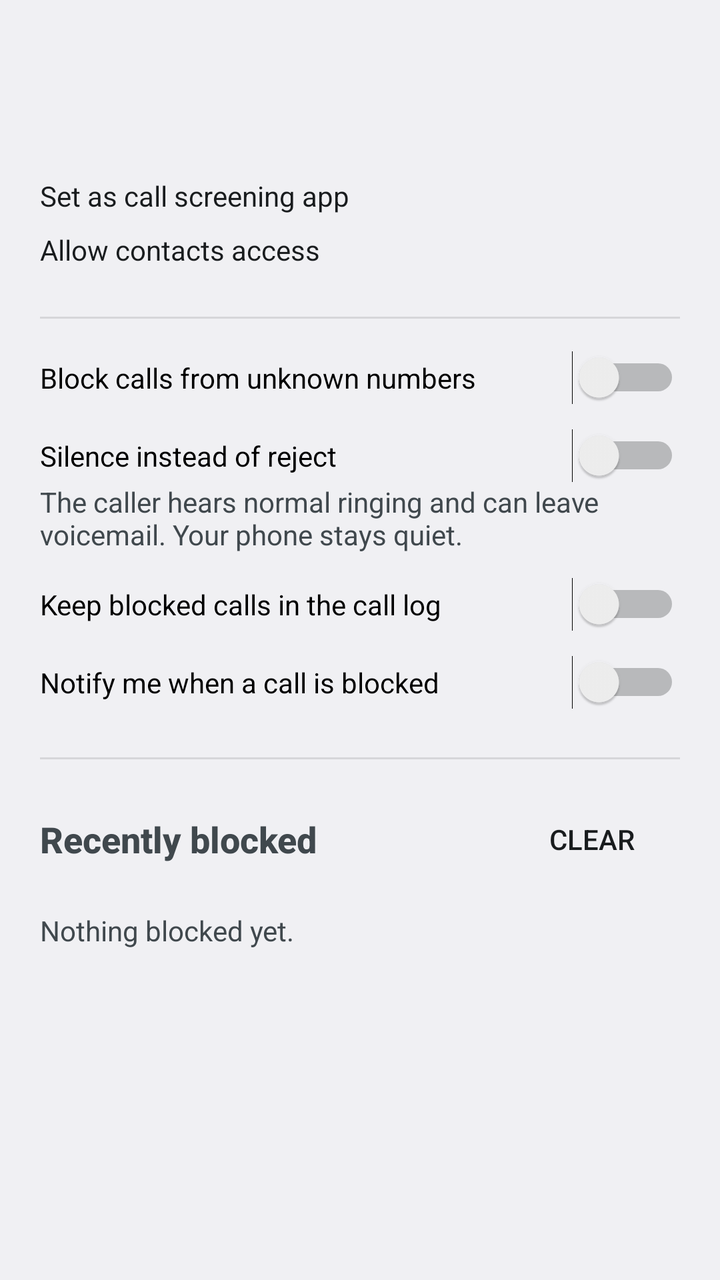
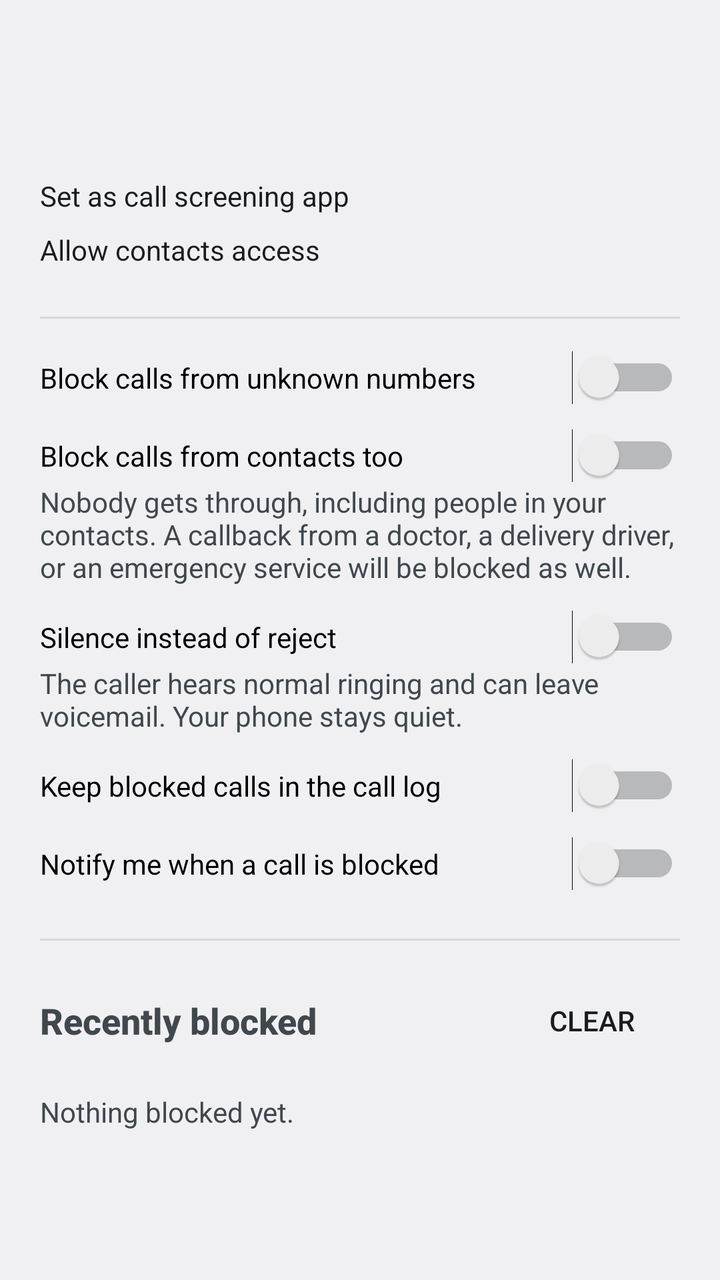

Before-and-after screenshots of an Android layout around one commit, followed by the original layout XML and the change that was made.
<!-- AndroidManifest.xml: application theme AppTheme -->
<!-- res/layout/activity_main.xml -->
<?xml version="1.0" encoding="utf-8"?>
<ScrollView xmlns:android="http://schemas.android.com/apk/res/android"
    xmlns:tools="http://schemas.android.com/tools"
    android:id="@+id/root"
    android:layout_width="match_parent"
    android:layout_height="match_parent"
    android:clipToPadding="false"
    android:fillViewport="true">

    <LinearLayout
        android:layout_width="match_parent"
        android:layout_height="wrap_content"
        android:orientation="vertical"
        android:padding="20dp">

        <TextView
            android:id="@+id/status_title"
            android:layout_width="match_parent"
            android:layout_height="wrap_content"
            android:textAppearance="?android:attr/textAppearanceLarge"
            android:textStyle="bold" />

        <TextView
            android:id="@+id/status_detail"
            android:layout_width="match_parent"
            android:layout_height="wrap_content"
            android:layout_marginTop="4dp"
            android:textAppearance="?android:attr/textAppearanceSmall"
            android:textColor="?android:attr/textColorSecondary" />

        <Button
            android:id="@+id/button_screening_role"
            android:layout_width="match_parent"
            android:layout_height="wrap_content"
            android:layout_marginTop="16dp"
            android:text="@string/action_set_screening_app" />

        <Button
            android:id="@+id/button_contacts_permission"
            android:layout_width="match_parent"
            android:layout_height="wrap_content"
            android:layout_marginTop="8dp"
            android:text="@string/action_allow_contacts" />

        <View
            android:layout_width="match_parent"
            android:layout_height="1dp"
            android:layout_marginTop="24dp"
            android:background="?android:attr/listDivider" />

        <Switch
            android:id="@+id/switch_blocking_enabled"
            android:layout_width="match_parent"
            android:layout_height="wrap_content"
            android:layout_marginTop="16dp"
            android:text="@string/option_enabled"
            tools:ignore="UseSwitchCompatOrMaterialXml" />

        <Switch
            android:id="@+id/switch_silence_instead_of_reject"
            android:layout_width="match_parent"
            android:layout_height="wrap_content"
            android:layout_marginTop="12dp"
            android:text="@string/option_silence"
            tools:ignore="UseSwitchCompatOrMaterialXml" />

        <TextView
            android:layout_width="match_parent"
            android:layout_height="wrap_content"
            android:text="@string/option_silence_hint"
            android:textAppearance="?android:attr/textAppearanceSmall"
            android:textColor="?android:attr/textColorSecondary" />

        <Switch
            android:id="@+id/switch_keep_in_call_log"
            android:layout_width="match_parent"
            android:layout_height="wrap_content"
            android:layout_marginTop="12dp"
            android:text="@string/option_call_log"
            tools:ignore="UseSwitchCompatOrMaterialXml" />

        <Switch
            android:id="@+id/switch_notify_when_blocked"
            android:layout_width="match_parent"
            android:layout_height="wrap_content"
            android:layout_marginTop="12dp"
            android:text="@string/option_notify"
            tools:ignore="UseSwitchCompatOrMaterialXml" />

        <View
            android:layout_width="match_parent"
            android:layout_height="1dp"
            android:layout_marginTop="24dp"
            android:background="?android:attr/listDivider" />

        <LinearLayout
            android:layout_width="match_parent"
            android:layout_height="wrap_content"
            android:layout_marginTop="16dp"
            android:gravity="center_vertical"
            android:orientation="horizontal">

            <TextView
                android:layout_width="0dp"
                android:layout_height="wrap_content"
                android:layout_weight="1"
                android:text="@string/history_title"
                android:textAppearance="?android:attr/textAppearanceMedium"
                android:textStyle="bold" />

            <Button
                android:id="@+id/button_clear_history"
                style="?android:attr/borderlessButtonStyle"
                android:layout_width="wrap_content"
                android:layout_height="wrap_content"
                android:text="@string/action_clear" />
        </LinearLayout>

        <TextView
            android:id="@+id/history_empty_message"
            android:layout_width="match_parent"
            android:layout_height="wrap_content"
            android:paddingVertical="12dp"
            android:text="@string/history_empty"
            android:textColor="?android:attr/textColorSecondary" />

        <LinearLayout
            android:id="@+id/history_container"
            android:layout_width="match_parent"
            android:layout_height="wrap_content"
            android:orientation="vertical" />

    </LinearLayout>
</ScrollView>
<!-- resources referenced by this layout -->
<resources>
  <string name="action_allow_contacts">Allow contacts access</string>
  <string name="action_clear">Clear</string>
  <string name="action_set_screening_app">Set as call screening app</string>
  <string name="history_empty">Nothing blocked yet.</string>
  <string name="history_title">Recently blocked</string>
  <string name="option_call_log">Keep blocked calls in the call log</string>
  <string name="option_enabled">Block calls from unknown numbers</string>
  <string name="option_notify">Notify me when a call is blocked</string>
  <string name="option_silence">Silence instead of reject</string>
  <string name="option_silence_hint">The caller hears normal ringing and can leave voicemail. Your phone stays quiet.</string>
  <style name="AppTheme" parent="@android:style/Theme.DeviceDefault.DayNight" />
</resources>

<!-- the commit's change to res/layout/activity_main.xml (unified diff, before → after) -->
@@ -55,6 +55,21 @@
             android:layout_marginTop="16dp"
             android:text="@string/option_enabled"
             tools:ignore="UseSwitchCompatOrMaterialXml" />
+
+        <Switch
+            android:id="@+id/switch_block_every_call"
+            android:layout_width="match_parent"
+            android:layout_height="wrap_content"
+            android:layout_marginTop="12dp"
+            android:text="@string/option_block_contacts"
+            tools:ignore="UseSwitchCompatOrMaterialXml" />
+
+        <TextView
+            android:layout_width="match_parent"
+            android:layout_height="wrap_content"
+            android:text="@string/option_block_contacts_hint"
+            android:textAppearance="?android:attr/textAppearanceSmall"
+            android:textColor="?android:attr/textColorSecondary" />
 
         <Switch
             android:id="@+id/switch_silence_instead_of_reject"
<!-- resource entries referenced after the edit -->
@@ -5,6 +5,8 @@
   <string name="action_set_screening_app">Set as call screening app</string>
   <string name="history_empty">Nothing blocked yet.</string>
   <string name="history_title">Recently blocked</string>
+  <string name="option_block_contacts">Block calls from contacts too</string>
+  <string name="option_block_contacts_hint">Nobody gets through, including people in your contacts. A callback from a doctor, a delivery driver, or an emergency service will be blocked as well.</string>
   <string name="option_call_log">Keep blocked calls in the call log</string>
   <string name="option_enabled">Block calls from unknown numbers</string>
   <string name="option_notify">Notify me when a call is blocked</string>
